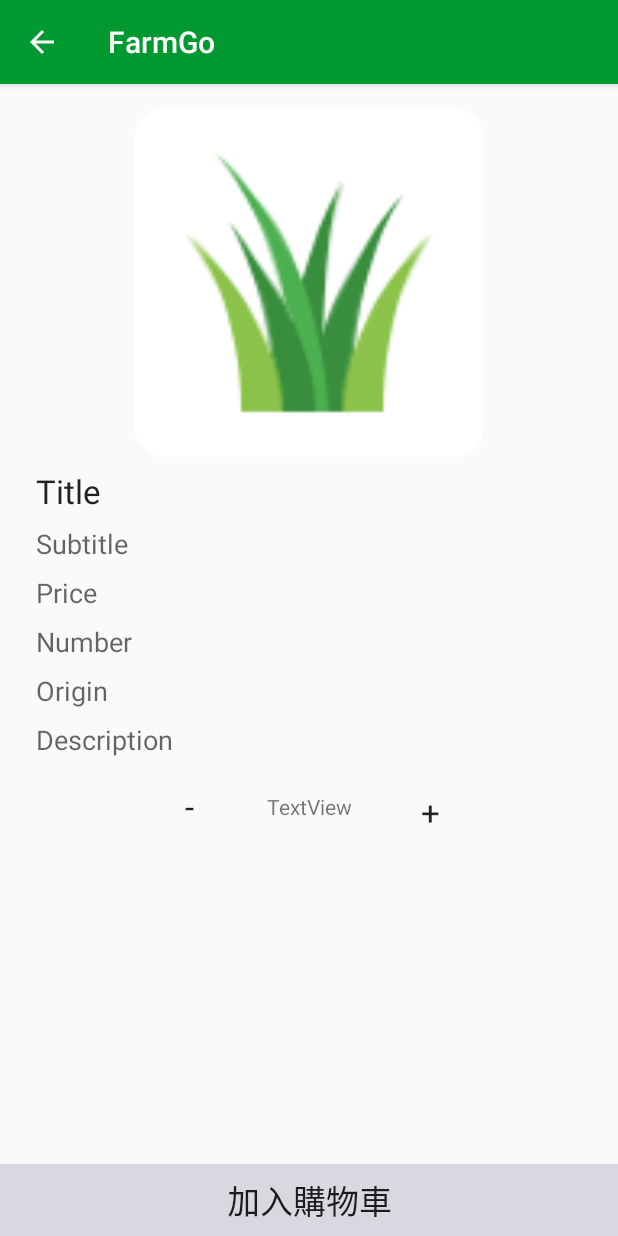
After one commit to foolcodefun/FarmGo, an Android app: the ProductDetailActivity screen opened directly, with no data from a screen before it, on a phone screen of 412 x 824 dp. The commit adds this screen. Run offline under Robolectric (Android 15) with nearby library versions, the phone set to English and light mode, and no system bars; 7 statements that could not run were skipped.

Commit message:
init ProductDetailActivity

```diff
--- a/app/src/main/AndroidManifest.xml
+++ b/app/src/main/AndroidManifest.xml
@@ -22,6 +22,10 @@
                 <category android:name="android.intent.category.LAUNCHER"/>
             </intent-filter>
         </activity>
+        <activity
+            android:name=".Activity.ProductDetailActivity"
+            android:parentActivityName=".Activity.MainActivity">
+        </activity>
     </application>
 
 </manifest>
--- /dev/null
+++ b/app/src/main/java/com/little/farmgo/Activity/ProductDetailActivity.java
@@ -0,0 +1,60 @@
+package com.little.farmgo.Activity;
+
+import android.content.Context;
+import android.content.Intent;
+import android.media.Image;
+import android.support.design.widget.Snackbar;
+import android.support.v7.app.AppCompatActivity;
+import android.os.Bundle;
+import android.view.View;
+import android.widget.ImageView;
+import android.widget.TextView;
+
+import com.bumptech.glide.Glide;
+import com.little.farmgo.Data.Product;
+import com.little.farmgo.R;
+
+public class ProductDetailActivity extends AppCompatActivity {
+
+    private static final String PRODUCT = "product";
+
+    public static Intent newIntent(Context context, Product product){
+        Intent intent =new Intent(context, ProductDetailActivity.class);
+        intent.putExtra(PRODUCT,product);
+        return intent;
+    }
+
+
+    @Override
+    protected void onCreate(Bundle savedInstanceState) {
+        super.onCreate(savedInstanceState);
+        setContentView(R.layout.activity_product_detail);
+        Product product = getIntent().getParcelableExtra(PRODUCT);
+
+        ImageView imageView = findViewById(R.id.imageView);
+        TextView title = findViewById(R.id.title);
+        TextView subtitle = findViewById(R.id.subtitle);
+        TextView price = findViewById(R.id.price);
+        TextView number =  findViewById(R.id.number);
+        TextView description =  findViewById(R.id.discrition);
+        TextView origin = findViewById(R.id.origin);
+
+        title.setText(product.getTitle());
+        subtitle.setText(product.getSubtitle());
+        price.setText("單價："+product.getPrice()+"元");
+        number.setText("剩餘數量"+product.getNumber());
+        description.setText(product.getDescription());
+        origin.setText(product.getOrigin());
+
+        Glide.with(getApplicationContext())
+                .load(product.getImage_url())
+                .into(imageView);
+
+
+    }
+
+    @Override
+    protected void onStart() {
+        super.onStart();
+    }
+}
--- /dev/null
+++ b/app/src/main/res/layout/activity_product_detail.xml
@@ -0,0 +1,162 @@
+<?xml version="1.0" encoding="utf-8"?>
+<android.support.constraint.ConstraintLayout
+    xmlns:android="http://schemas.android.com/apk/res/android"
+    xmlns:app="http://schemas.android.com/apk/res-auto"
+    xmlns:tools="http://schemas.android.com/tools"
+    android:layout_width="match_parent"
+    android:layout_height="match_parent"
+    android:orientation="vertical"
+    tools:context="com.little.farmgo.Activity.ProductDetailActivity">
+
+    <ScrollView
+        android:id="@+id/scroller"
+        android:layout_width="0dp"
+        android:layout_height="0dp"
+        app:layout_constraintBottom_toTopOf="@+id/button5"
+        app:layout_constraintEnd_toEndOf="parent"
+        app:layout_constraintStart_toStartOf="parent"
+        app:layout_constraintTop_toTopOf="parent">
+
+        <android.support.constraint.ConstraintLayout
+            android:id="@+id/detail"
+            android:layout_width="match_parent"
+            android:layout_height="wrap_content">
+
+
+            <ImageView
+                android:id="@+id/imageView"
+                android:layout_width="0dp"
+                android:layout_height="0dp"
+                android:layout_marginBottom="8dp"
+                android:layout_marginEnd="16dp"
+                android:layout_marginStart="16dp"
+                android:layout_marginTop="16dp"
+                app:layout_constraintBottom_toTopOf="@+id/guideline2"
+                app:layout_constraintEnd_toEndOf="parent"
+                app:layout_constraintStart_toStartOf="parent"
+                app:layout_constraintTop_toTopOf="parent"
+                app:srcCompat="@mipmap/ic_launcher_round"/>
+
+            <TextView
+                android:id="@+id/title"
+                android:layout_width="wrap_content"
+                android:layout_height="wrap_content"
+                android:layout_marginStart="8dp"
+                android:layout_marginTop="8dp"
+                android:text="Title"
+                android:textAppearance="@style/TextAppearance.AppCompat.Large"
+                app:layout_constraintStart_toStartOf="@+id/imageView"
+                app:layout_constraintTop_toBottomOf="@+id/imageView"/>
+
+            <TextView
+                android:id="@+id/subtitle"
+                android:layout_width="wrap_content"
+                android:layout_height="wrap_content"
+                android:layout_marginTop="8dp"
+                android:text="Subtitle"
+                android:textAppearance="@style/TextAppearance.AppCompat.Medium"
+                app:layout_constraintStart_toStartOf="@+id/title"
+                app:layout_constraintTop_toBottomOf="@+id/title"/>
+
+            <TextView
+                android:id="@+id/price"
+                android:layout_width="wrap_content"
+                android:layout_height="wrap_content"
+                android:layout_marginTop="8dp"
+                android:text="Price"
+                android:textAppearance="@style/TextAppearance.AppCompat.Medium"
+                app:layout_constraintStart_toStartOf="@+id/subtitle"
+                app:layout_constraintTop_toBottomOf="@+id/subtitle"/>
+
+            <TextView
+                android:id="@+id/discrition"
+                android:layout_width="wrap_content"
+                android:layout_height="wrap_content"
+                android:layout_marginTop="8dp"
+                android:text="Description"
+                android:textAppearance="@style/TextAppearance.AppCompat.Medium"
+                app:layout_constraintStart_toStartOf="@+id/origin"
+                app:layout_constraintTop_toBottomOf="@+id/origin"/>
+
+            <TextView
+                android:id="@+id/number"
+                android:layout_width="wrap_content"
+                android:layout_height="wrap_content"
+                android:layout_marginTop="8dp"
+                android:text="Number"
+                android:textAppearance="@style/TextAppearance.AppCompat.Medium"
+                app:layout_constraintStart_toStartOf="@+id/price"
+                app:layout_constraintTop_toBottomOf="@+id/price"/>
+
+            <Button
+                android:id="@+id/button2"
+                android:layout_width="wrap_content"
+                android:layout_height="wrap_content"
+                android:layout_marginBottom="8dp"
+                android:layout_marginEnd="8dp"
+                android:layout_marginTop="8dp"
+                android:background="@android:color/transparent"
+                android:text="-"
+                android:textAppearance="@style/TextAppearance.AppCompat.Large"
+                app:layout_constraintBottom_toBottomOf="parent"
+                app:layout_constraintEnd_toStartOf="@+id/textView6"
+                app:layout_constraintTop_toBottomOf="@+id/discrition"/>
+
+            <TextView
+                android:id="@+id/textView6"
+                android:layout_width="wrap_content"
+                android:layout_height="wrap_content"
+                android:layout_marginBottom="8dp"
+                android:layout_marginEnd="8dp"
+                android:layout_marginStart="8dp"
+                android:layout_marginTop="8dp"
+                android:text="TextView"
+                app:layout_constraintBottom_toBottomOf="@+id/button2"
+                app:layout_constraintEnd_toEndOf="parent"
+                app:layout_constraintStart_toStartOf="parent"
+                app:layout_constraintTop_toTopOf="@+id/button2"/>
+
+            <Button
+                android:id="@+id/button3"
+                android:layout_width="wrap_content"
+                android:layout_height="wrap_content"
+                android:layout_marginStart="8dp"
+                android:background="@android:color/transparent"
+                android:text="+"
+                android:textAppearance="@style/TextAppearance.AppCompat.Large"
+                app:layout_constraintBottom_toBottomOf="parent"
+                app:layout_constraintStart_toEndOf="@+id/textView6"
+                app:layout_constraintTop_toTopOf="@+id/button2"/>
+
+            <android.support.constraint.Guideline
+                android:id="@+id/guideline2"
+                android:layout_width="wrap_content"
+                android:layout_height="wrap_content"
+                android:orientation="horizontal"
+                app:layout_constraintGuide_percent="0.5"/>
+
+            <TextView
+                android:id="@+id/origin"
+                android:layout_width="wrap_content"
+                android:layout_height="wrap_content"
+                android:layout_marginTop="8dp"
+                android:text="Origin"
+                android:textAppearance="@style/TextAppearance.AppCompat.Medium"
+                app:layout_constraintStart_toStartOf="@+id/number"
+                app:layout_constraintTop_toBottomOf="@+id/number"/>
+
+        </android.support.constraint.ConstraintLayout>
+
+    </ScrollView>
+
+    <Button
+        android:id="@+id/button5"
+        android:layout_width="match_parent"
+        android:layout_height="wrap_content"
+        android:background="@color/gray"
+        android:text="@string/add_cart"
+        android:textAppearance="@style/TextAppearance.AppCompat.Large"
+        app:layout_constraintBottom_toBottomOf="parent"
+        app:layout_constraintEnd_toEndOf="parent"
+        app:layout_constraintStart_toStartOf="parent"/>
+</android.support.constraint.ConstraintLayout>
--- a/app/src/main/res/values/colors.xml
+++ b/app/src/main/res/values/colors.xml
@@ -2,7 +2,7 @@
 <resources>
     <color name="colorPrimary">#3F51B5</color>
     <color name="colorPrimaryDark">#303f9f</color>
-    <color name="colorAccent">#FF4081</color>
+    <color name="colorAccent">#f7e245</color>
     <color name="launcherBackground">#737153</color>
     <color name="colorToolbar">#029A30</color>
     <color name="colorNotification">#024F27</color>
--- a/app/src/main/res/values/strings.xml
+++ b/app/src/main/res/values/strings.xml
@@ -13,4 +13,5 @@
     <string name="signOutOrNot">是否確定要登出</string>
     <string name="deleteAccount">刪除帳號</string>
     <string name="deleteAccountOrNot">是否要刪除帳號</string>
+    <string name="add_cart">加入購物車</string>
 </resources>
```
Also changed, not shown: app/src/main/java/com/little/farmgo/Activity/MainActivity.java (+21 -14 lines), app/src/main/java/com/little/farmgo/Data/Product.java (+77 -5 lines), app/src/main/java/com/little/farmgo/Fragment/ProductListFragment.java (+23 -18 lines), app/src/main/res/drawable-v24/chat.png (added).
